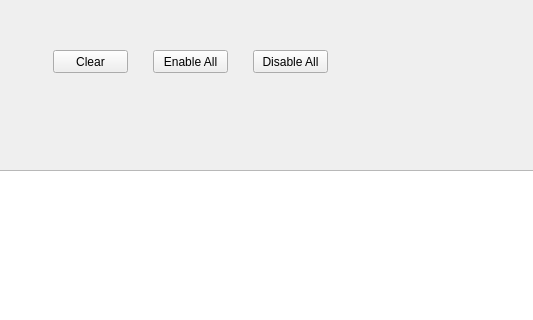
Old version of the form relay/timerwnd.ui in the repository jpcstpj7281/gameseer; both pictures show x 267 to 800 and y 0 to 320 of the 800 by 600 pixel window.
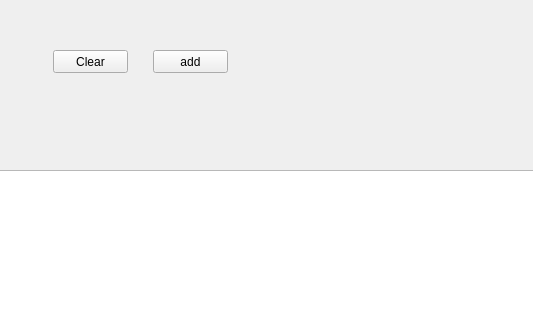
New version of the form.

Patch:
```diff
--- a/relay/timerwnd.ui
+++ b/relay/timerwnd.ui
@@ -62,20 +62,7 @@
     </rect>
    </property>
    <property name="text">
-    <string>Enable All</string>
-   </property>
-  </widget>
-  <widget class="QPushButton" name="pushButton_3">
-   <property name="geometry">
-    <rect>
-     <x>520</x>
-     <y>50</y>
-     <width>75</width>
-     <height>23</height>
-    </rect>
-   </property>
-   <property name="text">
-    <string>Disable All</string>
+    <string>add</string>
    </property>
   </widget>
  </widget>
```
Left out of the diff: 4 changed lines with no effect on the pictures.
